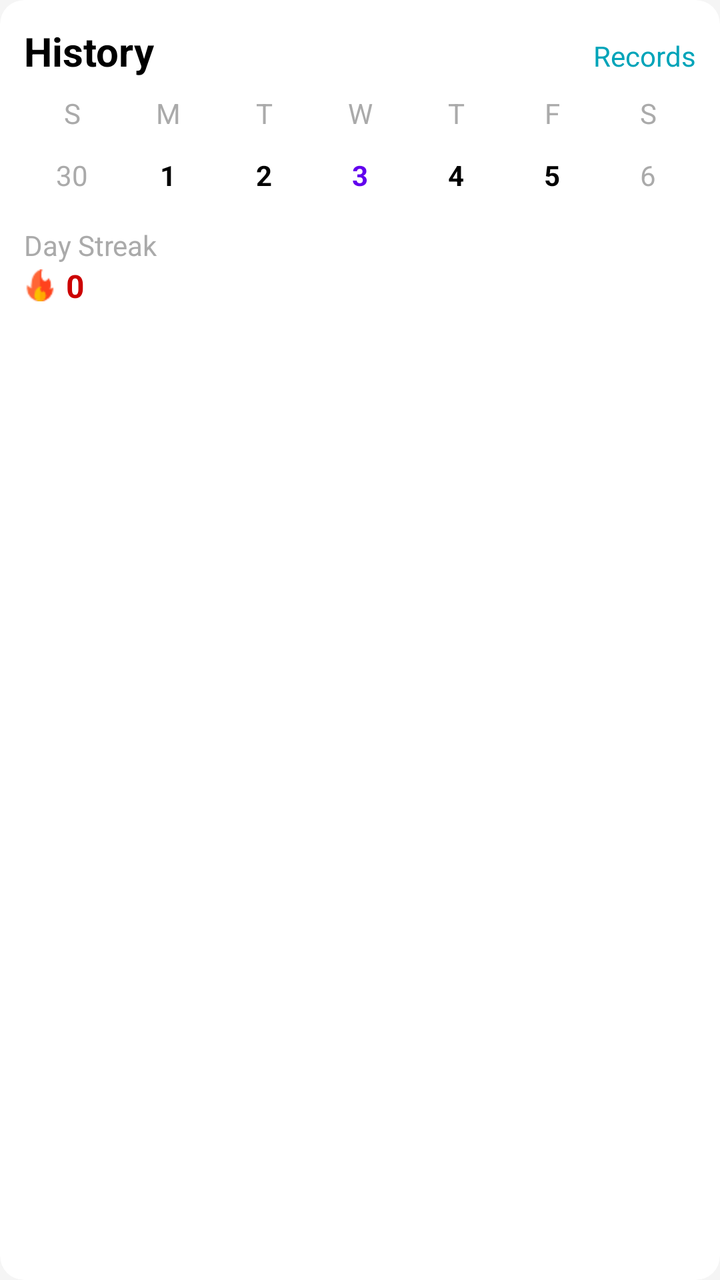
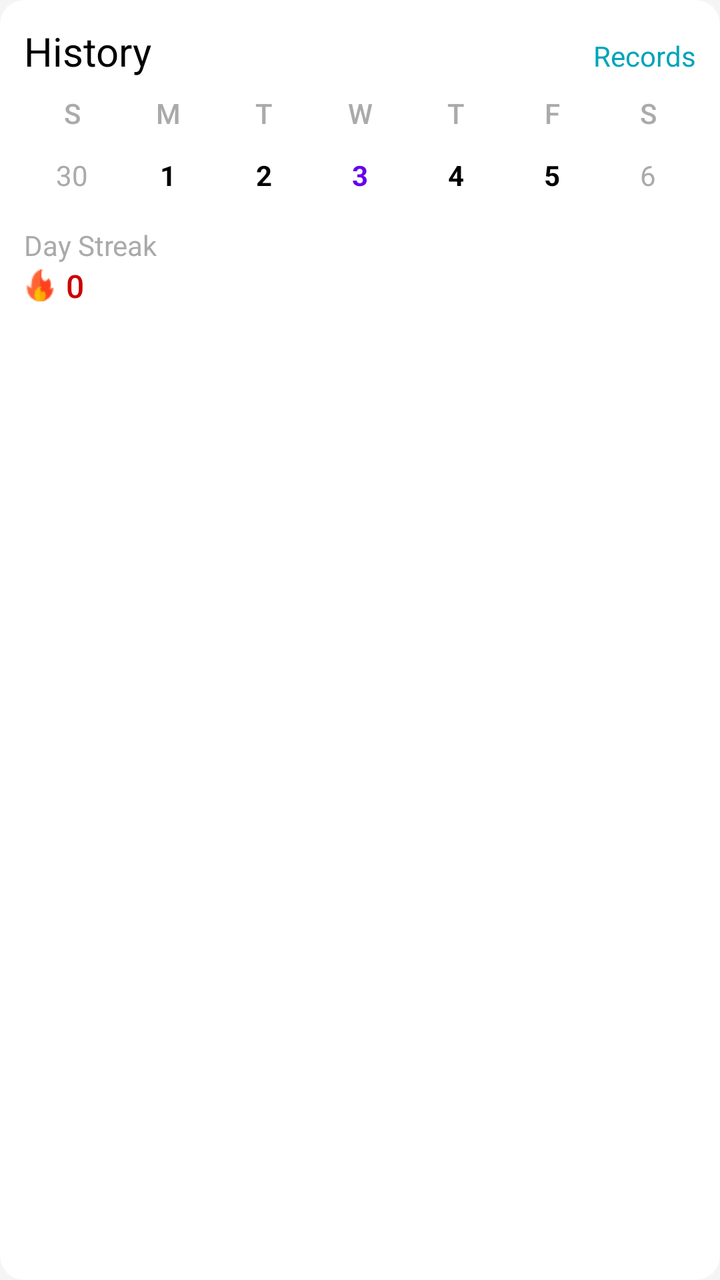

Before-and-after screenshots of an Android layout around one commit, followed by the original layout XML and the change that was made.
<!-- AndroidManifest.xml: application theme Theme.Nutriority -->
<!-- res/layout/item_preview_calendar.xml -->
<?xml version="1.0" encoding="utf-8"?>
<androidx.cardview.widget.CardView xmlns:android="http://schemas.android.com/apk/res/android"
    xmlns:app="http://schemas.android.com/apk/res-auto"
    android:layout_width="match_parent"
    android:layout_height="wrap_content"
    android:layout_marginTop="16dp"
    app:cardElevation="0dp"
    app:cardCornerRadius="12dp">

    <androidx.constraintlayout.widget.ConstraintLayout
        android:layout_width="match_parent"
        android:layout_height="wrap_content"
        android:padding="12dp">

        <TextView
            android:id="@+id/text_history_title"
            android:layout_width="wrap_content"
            android:layout_height="wrap_content"
            android:text="History"
            android:textColor="@android:color/black"
            android:textSize="20sp"
            android:textStyle="bold"
            app:layout_constraintStart_toStartOf="parent"
            app:layout_constraintTop_toTopOf="parent" />

        <TextView
            android:id="@+id/text_all_records"
            android:layout_width="wrap_content"
            android:layout_height="wrap_content"
            android:text="Records"
            android:textColor="@color/secondary_blue"
            android:textSize="14sp"
            app:layout_constraintBaseline_toBaselineOf="@+id/text_history_title"
            app:layout_constraintEnd_toEndOf="parent" />

        <View
            android:id="@+id/spacer_header"
            android:layout_width="match_parent"
            android:layout_height="8dp"
            app:layout_constraintTop_toBottomOf="@+id/text_history_title" />

        <TableLayout
            android:id="@+id/calendar_table"
            android:layout_width="match_parent"
            android:layout_height="wrap_content"
            android:stretchColumns="*"
            app:layout_constraintTop_toBottomOf="@+id/spacer_header">

            <TableRow
                android:layout_width="match_parent"
                android:layout_height="wrap_content"
                android:layout_marginBottom="4dp">

                <TextView style="@style/DayLabel" android:text="S" />
                <TextView style="@style/DayLabel" android:text="M" />
                <TextView style="@style/DayLabel" android:text="T" />
                <TextView style="@style/DayLabel" android:text="W" />
                <TextView style="@style/DayLabel" android:text="T" />
                <TextView style="@style/DayLabel" android:text="F" />
                <TextView style="@style/DayLabel" android:text="S" />
            </TableRow>

            <TableRow android:layout_width="match_parent" android:layout_height="wrap_content">
                <TextView style="@style/CalendarDate.Faded" android:text="30" />
                <TextView style="@style/CalendarDate" android:text="1" />
                <TextView style="@style/CalendarDate" android:text="2" />
                <TextView style="@style/CalendarDate.Selected" android:text="3" />
                <TextView style="@style/CalendarDate" android:text="4" />
                <TextView style="@style/CalendarDate" android:text="5" />
                <TextView style="@style/CalendarDate.Faded" android:text="6" />
            </TableRow>


        </TableLayout>

        <TextView
            android:id="@+id/text_day_streak_label"
            android:layout_width="wrap_content"
            android:layout_height="wrap_content"
            android:layout_marginTop="8dp"
            android:text="Day Streak"
            android:textColor="@android:color/darker_gray"
            android:textSize="14sp"
            app:layout_constraintStart_toStartOf="parent"
            app:layout_constraintTop_toBottomOf="@+id/calendar_table" />

        <LinearLayout
            android:layout_width="wrap_content"
            android:layout_height="wrap_content"
            android:gravity="center_vertical"
            android:orientation="horizontal"
            app:layout_constraintStart_toStartOf="parent"
            app:layout_constraintTop_toBottomOf="@+id/text_day_streak_label">

            <ImageView
                android:layout_width="16sp"
                android:layout_height="16sp"
                android:src="@drawable/ic_fire" />

            <TextView
                android:id="@+id/text_day_streak_value"
                android:layout_width="wrap_content"
                android:layout_height="wrap_content"
                android:layout_marginStart="5dp"
                android:text="0"
                android:textColor="@android:color/holo_red_dark"
                android:textSize="16sp"
                android:textStyle="bold" />
        </LinearLayout>

    </androidx.constraintlayout.widget.ConstraintLayout>
</androidx.cardview.widget.CardView>
<!-- resources referenced by this layout -->
<resources>
  <color name="secondary_blue">#00A4B9</color>
  <!-- drawable ic_fire: png bitmap (drawable, 810 bytes) -->
  <style name="CalendarDate" parent="Widget.AppCompat.TextView">
          <item name="android:layout_width">0dp</item>
          <item name="android:layout_height">wrap_content</item>
          <item name="android:layout_weight">1</item>
          <item name="android:gravity">center</item>
          <item name="android:paddingVertical">8dp</item>
          <item name="android:textColor">@android:color/black</item>
          <item name="android:textSize">14sp</item>
          <item name="android:textStyle">bold</item>
      </style>
  <style name="CalendarDate.Faded">
          <item name="android:textColor">@android:color/darker_gray</item>
          <item name="android:textStyle">normal</item>
      </style>
  <style name="CalendarDate.Selected">
          <item name="android:textColor">@color/design_default_color_primary</item>
      </style>
  <style name="DayLabel" parent="Widget.AppCompat.TextView">
          <item name="android:layout_width">0dp</item>
          <item name="android:layout_height">wrap_content</item>
          <item name="android:layout_weight">1</item>
          <item name="android:gravity">center</item>
          <item name="android:textColor">@android:color/darker_gray</item>
          <item name="android:textSize">14sp</item>
      </style>
  <style name="Theme.Nutriority" parent="Base.Theme.Nutriority" />
  <style name="Base.Theme.Nutriority" parent="Theme.Material3.Light.NoActionBar">
          <item name="android:windowBackground">#F5F5F5</item>
          <item name="android:windowDrawsSystemBarBackgrounds">true</item>
          <item name="android:statusBarColor">@android:color/transparent</item>
          <item name="android:windowLightStatusBar">true</item>
          <item name="android:navigationBarColor">@android:color/transparent</item>
          <item name="android:windowLightNavigationBar" tools:ignore="NewApi">true</item>
          <item name="android:enforceNavigationBarContrast" tools:ignore="NewApi">false</item>
      </style>
</resources>

<!-- the commit's change to res/layout/item_preview_calendar.xml (unified diff, before → after) -->
@@ -16,10 +16,10 @@
             android:id="@+id/text_history_title"
             android:layout_width="wrap_content"
             android:layout_height="wrap_content"
+            android:fontFamily="sans-serif-semibold"
             android:text="History"
             android:textColor="@android:color/black"
             android:textSize="20sp"
-            android:textStyle="bold"
             app:layout_constraintStart_toStartOf="parent"
             app:layout_constraintTop_toTopOf="parent" />
 
@@ -27,6 +27,7 @@
             android:id="@+id/text_all_records"
             android:layout_width="wrap_content"
             android:layout_height="wrap_content"
+            android:fontFamily="sans-serif"
             android:text="Records"
             android:textColor="@color/secondary_blue"
             android:textSize="14sp"
@@ -51,23 +52,23 @@
                 android:layout_height="wrap_content"
                 android:layout_marginBottom="4dp">
 
-                <TextView style="@style/DayLabel" android:text="S" />
-                <TextView style="@style/DayLabel" android:text="M" />
-                <TextView style="@style/DayLabel" android:text="T" />
-                <TextView style="@style/DayLabel" android:text="W" />
-                <TextView style="@style/DayLabel" android:text="T" />
-                <TextView style="@style/DayLabel" android:text="F" />
-                <TextView style="@style/DayLabel" android:text="S" />
+                <TextView style="@style/DayLabel" android:fontFamily="sans-serif-medium" android:text="S" />
+                <TextView style="@style/DayLabel" android:fontFamily="sans-serif-medium" android:text="M" />
+                <TextView style="@style/DayLabel" android:fontFamily="sans-serif-medium" android:text="T" />
+                <TextView style="@style/DayLabel" android:fontFamily="sans-serif-medium" android:text="W" />
+                <TextView style="@style/DayLabel" android:fontFamily="sans-serif-medium" android:text="T" />
+                <TextView style="@style/DayLabel" android:fontFamily="sans-serif-medium" android:text="F" />
+                <TextView style="@style/DayLabel" android:fontFamily="sans-serif-medium" android:text="S" />
             </TableRow>
 
             <TableRow android:layout_width="match_parent" android:layout_height="wrap_content">
-                <TextView style="@style/CalendarDate.Faded" android:text="30" />
-                <TextView style="@style/CalendarDate" android:text="1" />
-                <TextView style="@style/CalendarDate" android:text="2" />
-                <TextView style="@style/CalendarDate.Selected" android:text="3" />
-                <TextView style="@style/CalendarDate" android:text="4" />
-                <TextView style="@style/CalendarDate" android:text="5" />
-                <TextView style="@style/CalendarDate.Faded" android:text="6" />
+                <TextView style="@style/CalendarDate.Faded" android:fontFamily="sans-serif" android:text="30" />
+                <TextView style="@style/CalendarDate" android:fontFamily="sans-serif" android:text="1" />
+                <TextView style="@style/CalendarDate" android:fontFamily="sans-serif" android:text="2" />
+                <TextView style="@style/CalendarDate.Selected" android:fontFamily="sans-serif" android:text="3" />
+                <TextView style="@style/CalendarDate" android:fontFamily="sans-serif" android:text="4" />
+                <TextView style="@style/CalendarDate" android:fontFamily="sans-serif" android:text="5" />
+                <TextView style="@style/CalendarDate.Faded" android:fontFamily="sans-serif" android:text="6" />
             </TableRow>
 
 
@@ -78,6 +79,7 @@
             android:layout_width="wrap_content"
             android:layout_height="wrap_content"
             android:layout_marginTop="8dp"
+            android:fontFamily="sans-serif"
             android:text="Day Streak"
             android:textColor="@android:color/darker_gray"
             android:textSize="14sp"
@@ -102,10 +104,10 @@
                 android:layout_width="wrap_content"
                 android:layout_height="wrap_content"
                 android:layout_marginStart="5dp"
+                android:fontFamily="sans-serif-medium"
                 android:text="0"
                 android:textColor="@android:color/holo_red_dark"
-                android:textSize="16sp"
-                android:textStyle="bold" />
+                android:textSize="16sp" />
         </LinearLayout>
 
     </androidx.constraintlayout.widget.ConstraintLayout>
